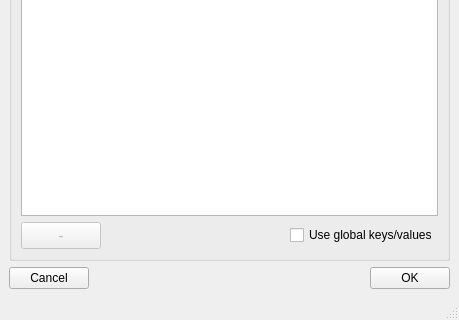
Old version of the form addie/ui/manual_key_value_input.ui in the repository neutrons/addie; both pictures show x 0 to 459 and y 171 to 491 of the 459 by 491 pixel window.
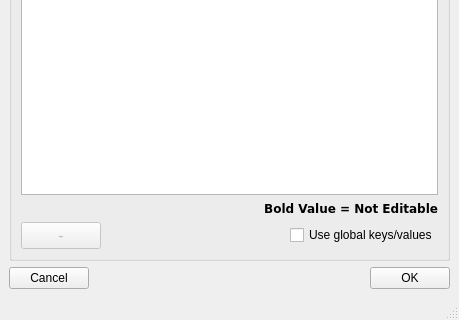
New version of the form.

Commit message: Added message to inform of the meaning of the bold items

Patch:
```diff
--- a/addie/ui/manual_key_value_input.ui
+++ b/addie/ui/manual_key_value_input.ui
@@ -83,6 +83,23 @@
          </column>
         </widget>
        </item>
+       <item>
+        <widget class="QLabel" name="label_3">
+         <property name="font">
+          <font>
+           <family>DejaVu Sans</family>
+           <weight>75</weight>
+           <bold>true</bold>
+          </font>
+         </property>
+         <property name="text">
+          <string>Bold Value = Not Editable</string>
+         </property>
+         <property name="alignment">
+          <set>Qt::AlignRight|Qt::AlignTrailing|Qt::AlignVCenter</set>
+         </property>
+        </widget>
+       </item>
        <item>
         <layout class="QHBoxLayout" name="horizontalLayout_2">
          <item>
```
